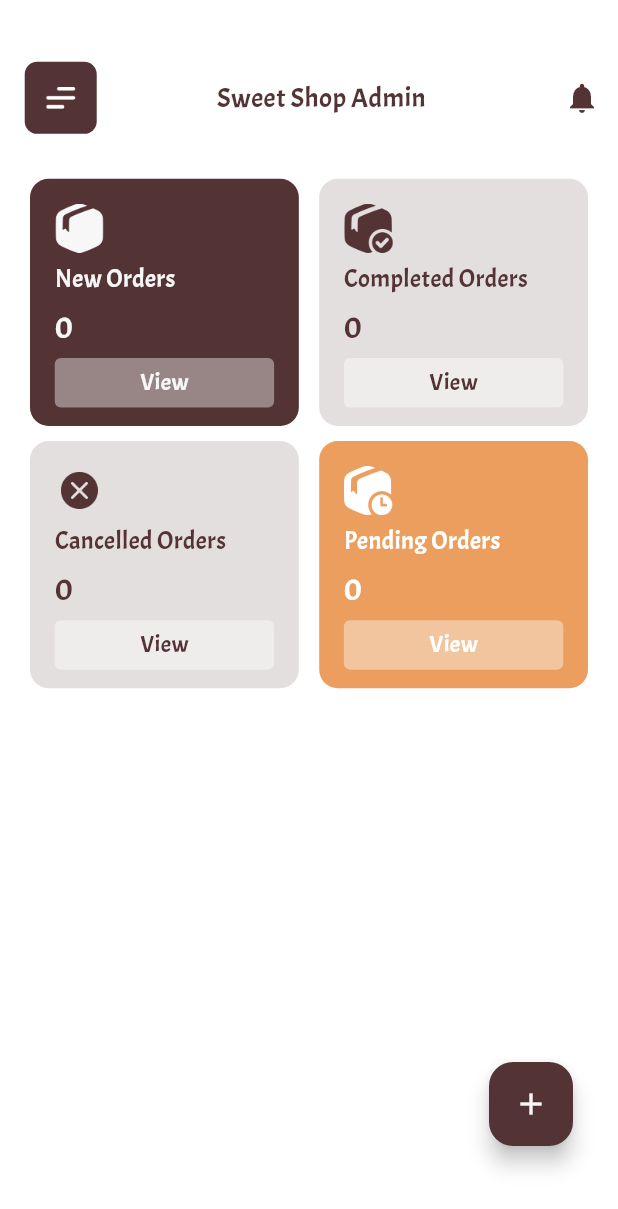
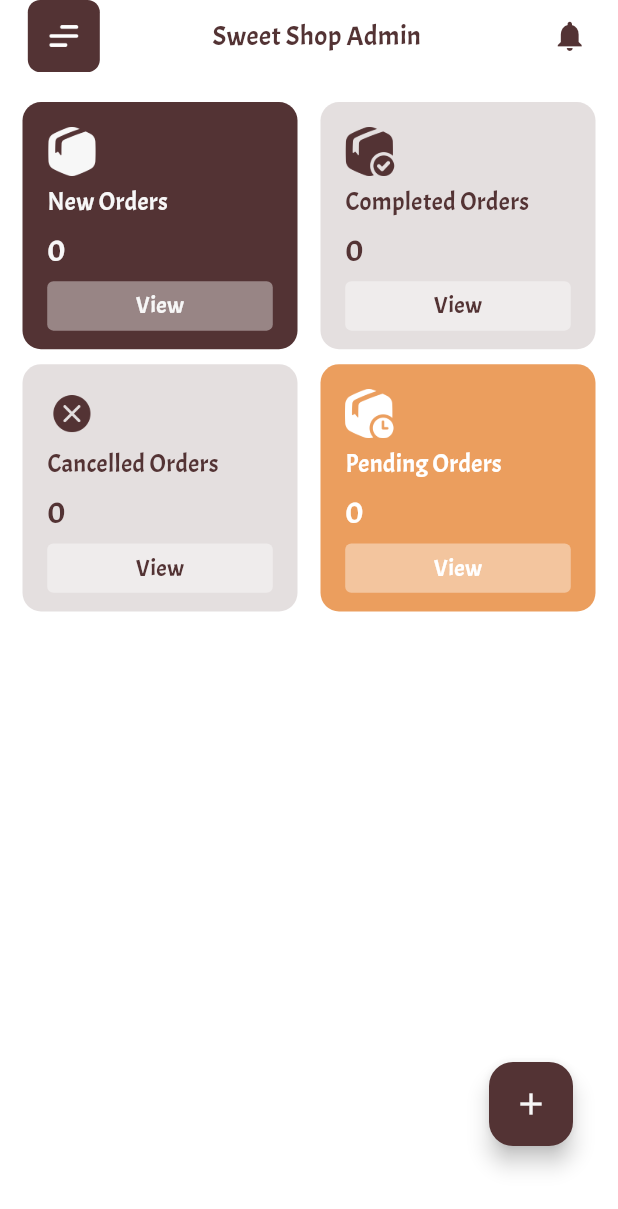
Before and after one commit to belalMohamedDev/elminiawyPatisserieUserApp, a Flutter app: the AdminHomeScreen widget shown alone on an empty page, opened directly, on a phone screen of 412 x 824 dp. Shown: the top 1209 px of the screen. Run offline on Flutter 3.47's test engine with Material 3 defaults, Android fonts, the phone set to English and light mode, and no system bars; our stand-ins replace animate_do, badges, cached_network_image, carousel_slider, connectivity_plus, country_code_picker and 37 more; missing offline and left inert: coupon_uikit, custom_map_markers, dart_ping, flutter_verification_code, mapbox_search, navigation_view and 1 more; accounts and stored records are empty; generated files the repository leaves out were written again; network calls fail.

Commit message:
update indector

```diff
--- a/lib/feature/admin/home/presentation/screen/home_admin_screen.dart
+++ b/lib/feature/admin/home/presentation/screen/home_admin_screen.dart
@@ -13,7 +13,7 @@ class AdminHomeScreen extends StatefulWidget {
 class _AdminHomeScreenState extends State<AdminHomeScreen> {
   @override
   Widget build(BuildContext context) {
-   // final responsive = ResponsiveUtils(context);
+    // final responsive = ResponsiveUtils(context);
     return BlocBuilder<AdminHomeCubit, AdminHomeState>(
       builder: (context, state) {
         final adminHomeCubit = context.read<AdminHomeCubit>();
@@ -47,11 +47,22 @@ class _AdminHomeScreenState extends State<AdminHomeScreen> {
               duration: const Duration(milliseconds: 250),
               child: Stack(
                 children: [
-                  Column(
-                    children: [
-                      HomeAppBar(adminHomeCubit: adminHomeCubit),
-                      HomeOrders(adminHomeCubit: adminHomeCubit)
-                    ],
+                  RefreshIndicator(
+                    color: ColorManger.brun,
+                    backgroundColor:
+                        ColorManger.backgroundItem,
+                    strokeWidth: 3,
+                    onRefresh: () async {
+                      await context
+                          .read<AdminHomeCubit>()
+                          .getOrdersStatusAndSalesTodayCountSummit();
+                    },
+                    child: ListView(
+                      children: [
+                        HomeAppBar(adminHomeCubit: adminHomeCubit),
+                        HomeOrders(adminHomeCubit: adminHomeCubit)
+                      ],
+                    ),
                   ),
                   Positioned(
                     right: 30,
--- a/lib/feature/admin/home/presentation/widget/home_app_bar.dart
+++ b/lib/feature/admin/home/presentation/widget/home_app_bar.dart
@@ -3,10 +3,8 @@ import '../../../../../core/common/shared/shared_imports.dart';
 class HomeAppBar extends StatelessWidget {
   const HomeAppBar({
     super.key,
-
     required this.adminHomeCubit,
   });
-
 
   final AdminHomeCubit adminHomeCubit;
 
@@ -15,7 +13,7 @@ class HomeAppBar extends StatelessWidget {
     final responsive = ResponsiveUtils(context);
 
     return Padding(
-        padding: responsive.setPadding(top: 5, left: 4),
+        padding: responsive.setPadding(left: 4.5, right: 2),
         child: Row(
           children: [
             adminHomeCubit.drawerIsOpen
@@ -60,8 +58,7 @@ class HomeAppBar extends StatelessWidget {
             const Spacer(),
             Text(
               "Sweet Shop Admin",
-              style: TextStyle(
-                  color: ColorManger.brun, fontSize: 18),
+              style: TextStyle(color: ColorManger.brun, fontSize: 18),
             ),
             const Spacer(),
             IconButton(
--- a/lib/feature/admin/home/presentation/widget/home_order_card_widget.dart
+++ b/lib/feature/admin/home/presentation/widget/home_order_card_widget.dart
@@ -24,7 +24,7 @@ class HomeOrderCardWidget extends StatelessWidget {
 
     return Container(
         height: responsive.setHeight(20),
-        width: responsive.setWidth(43.5),
+        width: responsive.setWidth(44.5),
         decoration: BoxDecoration(
             color: cardColor,
             borderRadius: BorderRadius.circular(responsive.setBorderRadius(3))),
--- a/lib/feature/admin/home/presentation/widget/home_orders.dart
+++ b/lib/feature/admin/home/presentation/widget/home_orders.dart
@@ -36,20 +36,11 @@ class _HomeOrdersState extends State<HomeOrders> {
   Widget build(BuildContext context) {
     return BlocBuilder<AdminHomeCubit, AdminHomeState>(
       builder: (context, state) {
-        return RefreshIndicator(
-          onRefresh: () async {
-            await context
-                .read<AdminHomeCubit>()
-                .getOrdersStatusAndSalesTodayCountSummit();
-          },
-          child: SingleChildScrollView(
-            physics: const AlwaysScrollableScrollPhysics(),
-            child: Column(
+        return Column(
           children: [
             Center(
               child: Padding(
-                    padding:
-                        const EdgeInsets.only(left: 20.0, right: 20, top: 30),
+                padding: const EdgeInsets.only(left: 15.0, right: 15, top: 20),
                 child: Row(
                   children: [
                     GestureDetector(
@@ -85,8 +76,7 @@ class _HomeOrdersState extends State<HomeOrders> {
             ),
             Center(
               child: Padding(
-                    padding:
-                        const EdgeInsets.only(left: 20.0, right: 20, top: 10),
+                padding: const EdgeInsets.only(left: 15.0, right: 15, top: 10),
                 child: Row(
                   children: [
                     GestureDetector(
@@ -122,8 +112,6 @@ class _HomeOrdersState extends State<HomeOrders> {
               ),
             ),
           ],
-            ),
-          ),
         );
       },
     );
```
Lines whose indentation alone changed are shown as unchanged.
